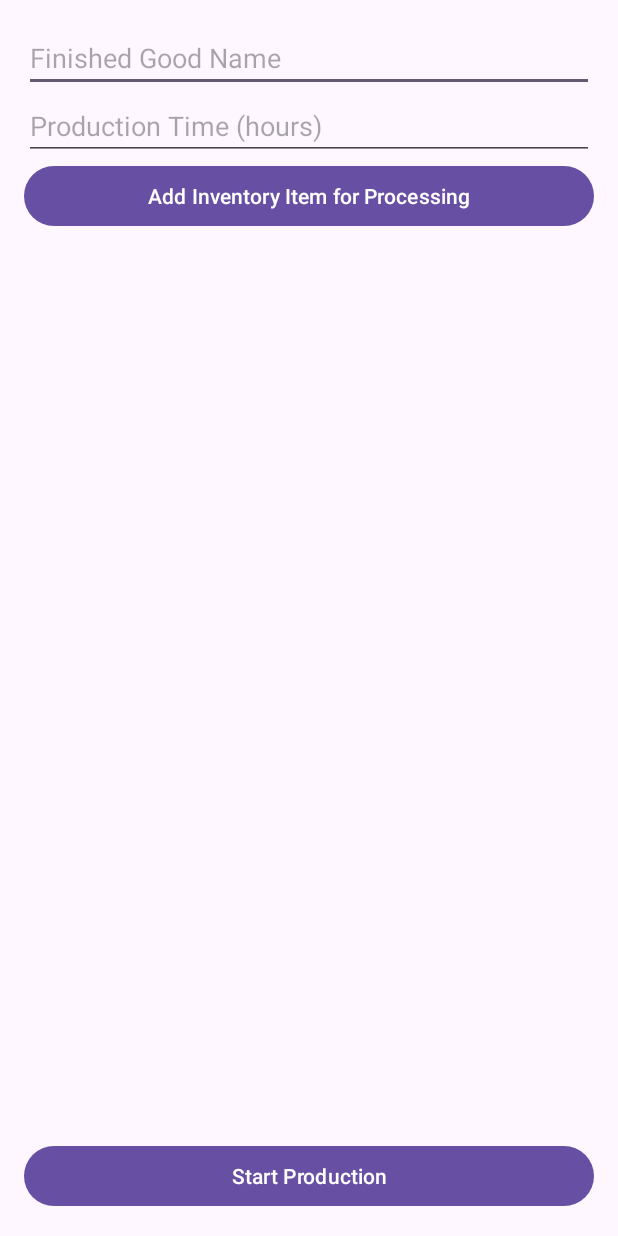
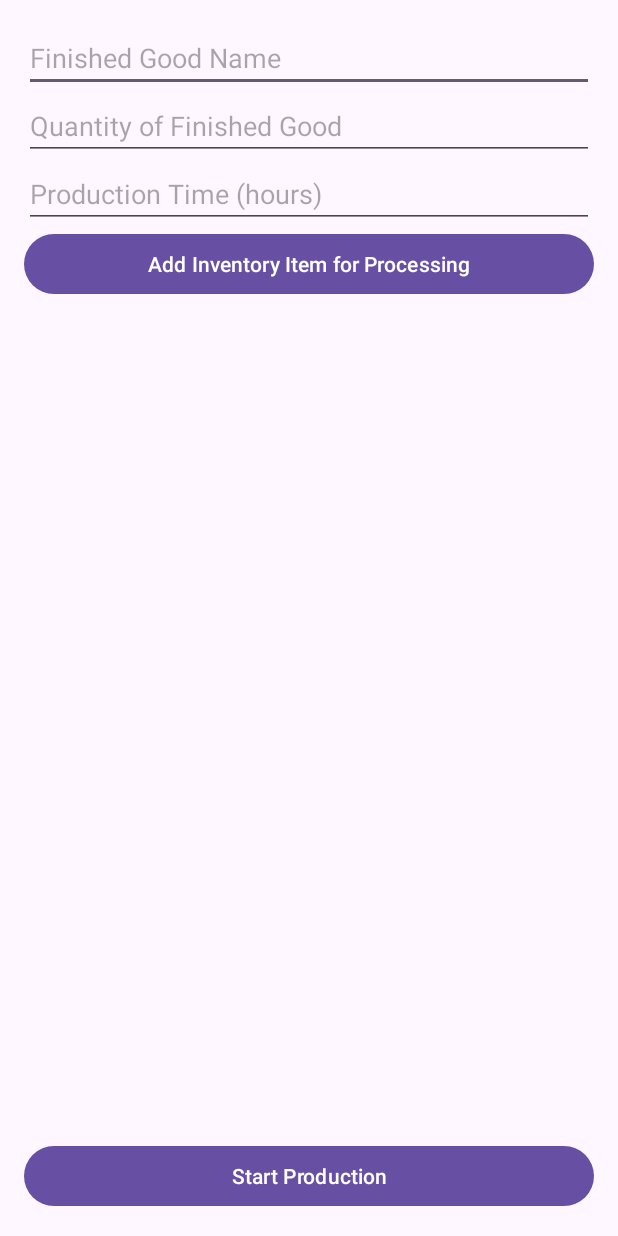
Before and after one commit to mini-projectss/Inventoryapp, an Android app: the ProcessingActivity screen opened directly, with no data from a screen before it, after a tap on "Start Production", on a phone screen of 412 x 824 dp. Run offline under Robolectric (Android 15) with nearby library versions, the phone set to English and light mode, and no system bars; our stand-ins replace Firebase (no records; nobody signed in at launch, a user with empty details on screens opened directly).

Commit message:
final update

```diff
--- a/app/src/main/java/com/example/inventory/ProcessingActivity.java
+++ b/app/src/main/java/com/example/inventory/ProcessingActivity.java
@@ -27,7 +27,7 @@ public class ProcessingActivity extends AppCompatActivity {
     private List<InventoryItem> selectedItems;
     private Handler handler;
 
-    private EditText finishedGoodNameEditText, productionTimeEditText;
+    private EditText finishedGoodNameEditText, finishedGoodQuantityEditText, productionTimeEditText;
     private Button addItemButton, startProductionButton;
 
     @Override
@@ -38,6 +38,7 @@ public class ProcessingActivity extends AppCompatActivity {
         dbHelper = new InventoryDBHelper(this, "inventory_" + FirebaseAuth.getInstance().getCurrentUser().getUid() + ".db");
 
         finishedGoodNameEditText = findViewById(R.id.finishedGoodName);
+        finishedGoodQuantityEditText = findViewById(R.id.finishedGoodQuantity);
         productionTimeEditText = findViewById(R.id.productionTime);
         addItemButton = findViewById(R.id.addProcessingItemButton);
         startProductionButton = findViewById(R.id.startProductionButton);
@@ -91,9 +92,11 @@ public class ProcessingActivity extends AppCompatActivity {
 
     private void startProduction() {
         String finishedGoodName = finishedGoodNameEditText.getText().toString().trim();
+        String finishedGoodQuantityStr = finishedGoodQuantityEditText.getText().toString().trim();
         String productionTimeStr = productionTimeEditText.getText().toString().trim();
 
-        if (!finishedGoodName.isEmpty() && !productionTimeStr.isEmpty()) {
+        if (!finishedGoodName.isEmpty() && !finishedGoodQuantityStr.isEmpty() && !productionTimeStr.isEmpty()) {
+            int finishedGoodQuantity = Integer.parseInt(finishedGoodQuantityStr);
             int productionTime = Integer.parseInt(productionTimeStr) * 3600000; // convert hours to milliseconds
 
             Map<Integer, Integer> requiredItems = new HashMap<>();
@@ -102,7 +105,7 @@ public class ProcessingActivity extends AppCompatActivity {
             }
 
             handler.postDelayed(() -> {
-                boolean success = dbHelper.createFinishedGood(finishedGoodName, requiredItems);
+                boolean success = dbHelper.createFinishedGood(finishedGoodName, finishedGoodQuantity, requiredItems);
                 if (success) {
                     Toast.makeText(this, finishedGoodName + " production completed", Toast.LENGTH_SHORT).show();
                     adapter.notifyDataSetChanged();
@@ -113,7 +116,7 @@ public class ProcessingActivity extends AppCompatActivity {
 
             Toast.makeText(this, "Production started for " + finishedGoodName, Toast.LENGTH_SHORT).show();
         } else {
-            Toast.makeText(this, "Please enter finished good name and production time", Toast.LENGTH_SHORT).show();
+            Toast.makeText(this, "Please enter finished good name, quantity, and production time", Toast.LENGTH_SHORT).show();
         }
     }
 
--- a/app/src/main/res/layout/activity_processing.xml
+++ b/app/src/main/res/layout/activity_processing.xml
@@ -9,6 +9,13 @@
         android:layout_width="match_parent"
         android:layout_height="wrap_content"
         android:hint="Finished Good Name" />
+
+    <EditText
+        android:id="@+id/finishedGoodQuantity"
+        android:layout_width="match_parent"
+        android:layout_height="wrap_content"
+        android:hint="Quantity of Finished Good"
+        android:inputType="number" />
 
     <EditText
         android:id="@+id/productionTime"
```
Also changed, not shown: app/src/main/java/com/example/inventory/InventoryDBHelper.java (+4 -3 lines).
